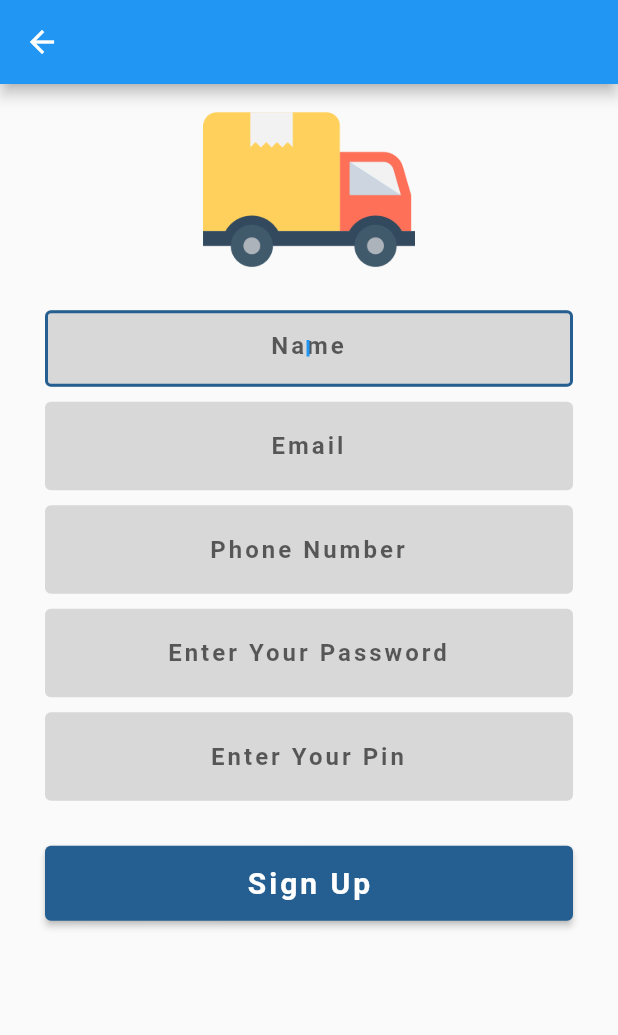
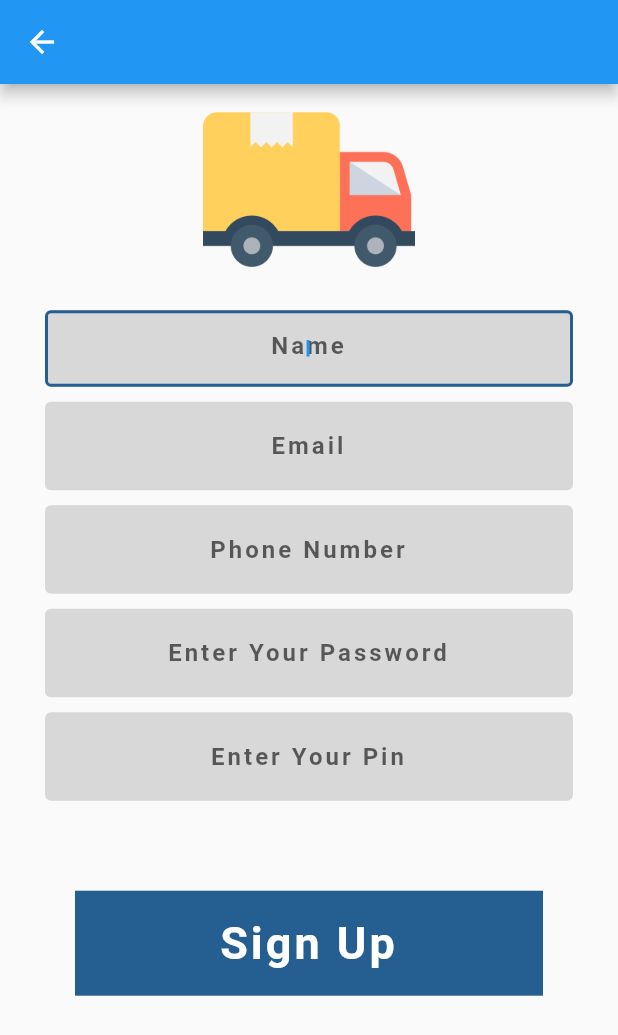
Before and after one commit to tiwariammit/Removals_flutter_apps, a Flutter app: the SignUpWidget screen opened directly, after a tap on "Sign Up", on a phone screen of 412 x 824 dp. Shown: the top 1035 px of the screen. Run offline on Flutter 3.47's test engine with Material 2 defaults, Android fonts, the phone set to English and light mode, and no system bars.

Commit message:
RemovalButton add on signup class!!!

```diff
--- a/lib/SignUpWidget.dart
+++ b/lib/SignUpWidget.dart
@@ -1,5 +1,7 @@
 import 'package:flutter/material.dart';
 import 'package:removals_flutter_app/Helper/ExtendedClass/HexColor.dart';
+import 'package:removals_flutter_app/Helper/ExtendedClass/RemovalButton.dart';
+
 
 class SignUpWidget extends StatefulWidget {
   const SignUpWidget({Key? key}) : super(key: key);
@@ -181,21 +183,10 @@ class SignUpWidgetState extends State<SignUpWidget> {
               ),
 
               const SizedBox(height: 30,),
-              Container(
-                height: 50,
-                child: ElevatedButton(onPressed: (){},
-                  style: ButtonStyle(
-                    backgroundColor: MaterialStateProperty.all(HexColor(buttonColor)
-                    ),
-                  ),
-                    child: const Text("Sign Up",
-                      style: TextStyle(
-                        fontWeight: FontWeight.bold,
-                        letterSpacing: 2,
-                        fontSize: 20,
-                      ),),
-                ),
-              ),
+
+              RemovalButton("Sign Up", () {
+
+              },HexColor(buttonColor)),
             ],
           ),
         ),
```
